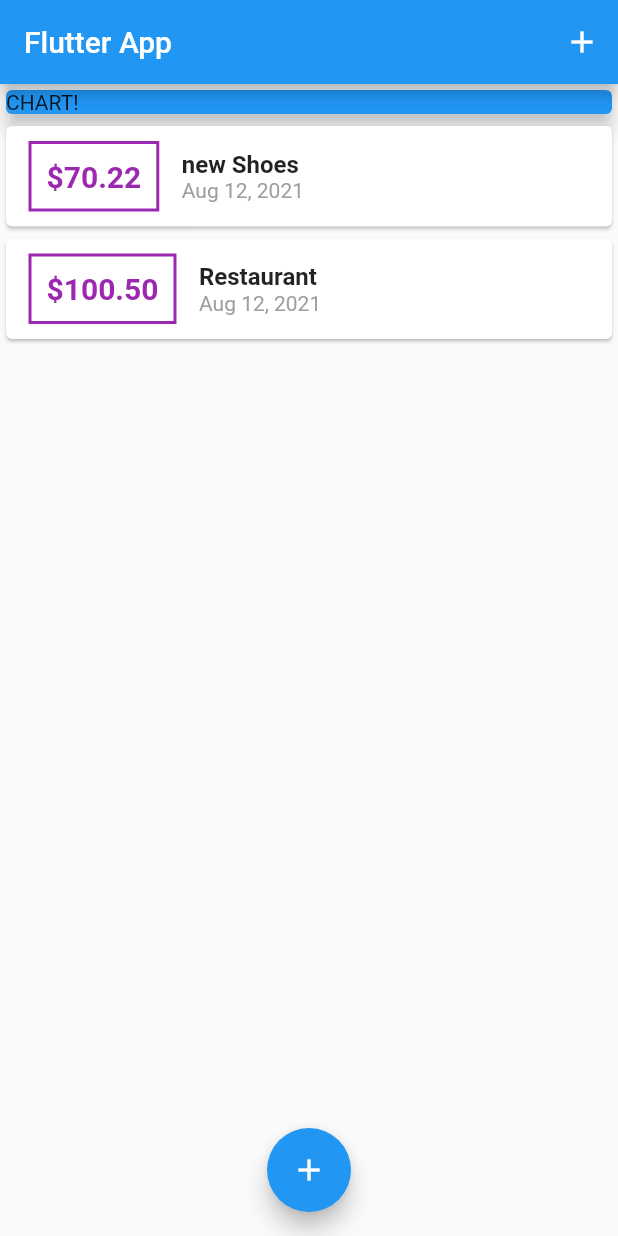
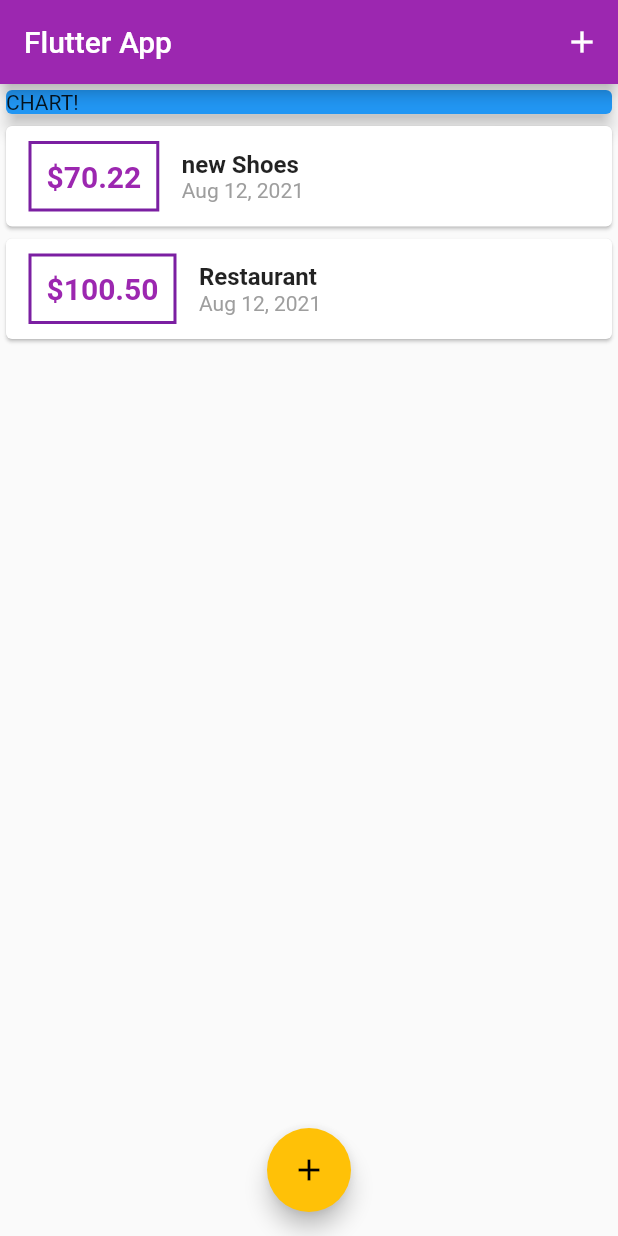
Before and after one commit to MehdiJarraya/second_flutter_app, a Flutter app: the screen it shows after launch, on a phone screen of 412 x 824 dp. Run offline on Flutter 3.47's test engine with Material 2 defaults, Android fonts, the phone set to English and light mode, and no system bars.

Commit message:
themeing

```diff
--- a/lib/main.dart
+++ b/lib/main.dart
@@ -10,6 +10,12 @@ class MyApp extends StatelessWidget {
   Widget build(BuildContext context) {
     return MaterialApp(
       title: 'Flutter App',
+      theme: ThemeData(
+        // primarySwatch provide the variation of colors
+        primarySwatch: Colors.purple,
+        // accentColor looke for docs to see which color much with purple
+        accentColor: Colors.amber,
+      ),
       home: MyHomePage(),
     );
   }
--- a/lib/widgets/transaction_list.dart
+++ b/lib/widgets/transaction_list.dart
@@ -36,11 +36,11 @@ class TransactionList extends StatelessWidget {
                       style: TextStyle(
                         fontWeight: FontWeight.bold,
                         fontSize: 20,
-                        color: Colors.purple,
+                        color: Theme.of(context).primaryColor,
                       )),
                   decoration: BoxDecoration(
                     border: Border.all(
-                      color: Colors.purple,
+                      color: Theme.of(context).primaryColorDark,
                       width: 2,
                     ),
                   ),
```
